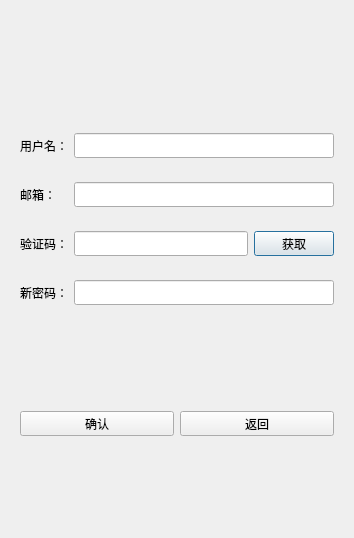
Above: client/llfcchat/resetdialog.ui from qinghejing/thesis_project before the change. Below: the same form after it.
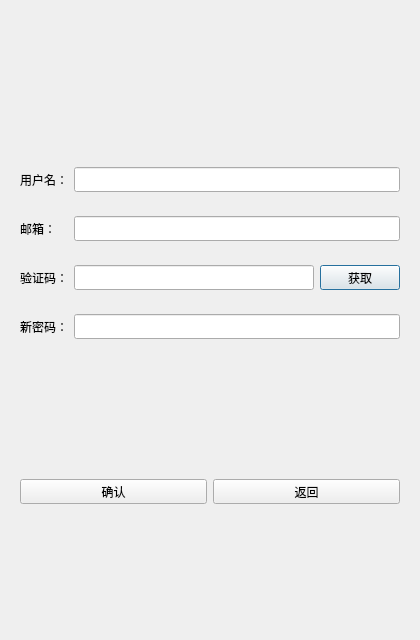
That is the form after the change. Custom widgets are drawn as their Qt base class.

```diff
--- a/client/llfcchat/resetdialog.ui
+++ b/client/llfcchat/resetdialog.ui
@@ -6,10 +6,16 @@
    <rect>
     <x>0</x>
     <y>0</y>
-    <width>354</width>
-    <height>538</height>
+    <width>420</width>
+    <height>640</height>
    </rect>
   </property>
+  <property name="minimumSize">
+   <size>
+    <width>360</width>
+    <height>560</height>
+   </size>
+  </property>
   <property name="windowTitle">
    <string>Dialog</string>
   </property>
```
